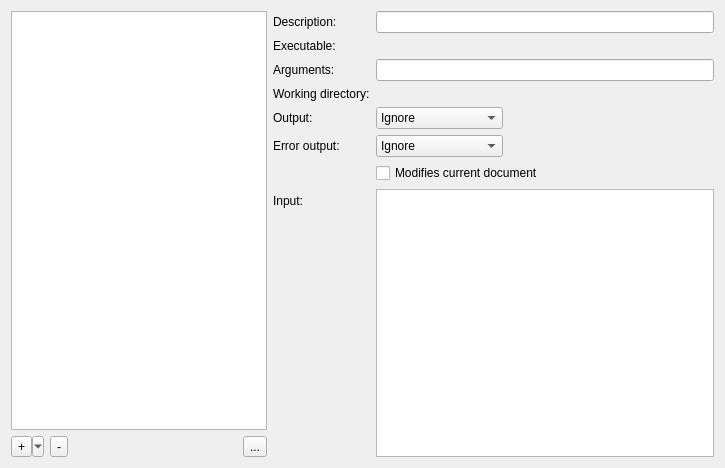
Qt form src/plugins/coreplugin/dialogs/externaltoolconfig.ui (qt-creator/qt-creator) before a commit.
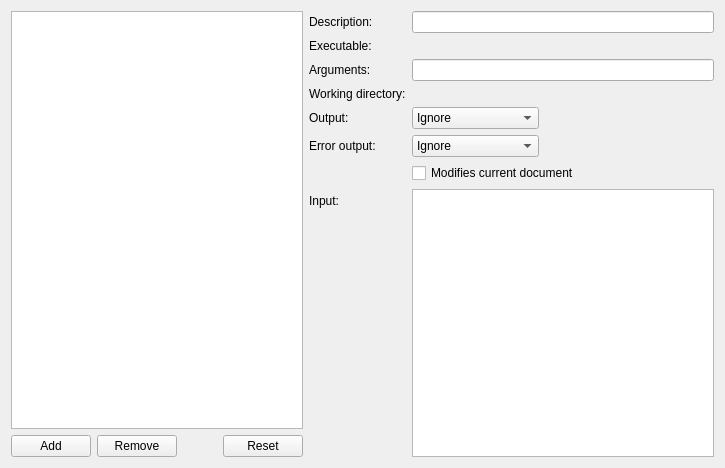
The same form after that commit. Custom widgets are drawn as their Qt base class.

```diff
--- a/src/plugins/coreplugin/dialogs/externaltoolconfig.ui
+++ b/src/plugins/coreplugin/dialogs/externaltoolconfig.ui
@@ -35,7 +35,7 @@
      <item>
       <layout class="QHBoxLayout" name="horizontalLayout">
        <item>
-        <widget class="QToolButton" name="addButton">
+        <widget class="QPushButton" name="addButton">
          <property name="toolTip">
           <string>&lt;!DOCTYPE HTML PUBLIC &quot;-//W3C//DTD HTML 4.0//EN&quot; &quot;http://www.w3.org/TR/REC-html40/strict.dtd&quot;&gt;
 &lt;html&gt;&lt;head&gt;&lt;meta name=&quot;qrichtext&quot; content=&quot;1&quot; /&gt;&lt;style type=&quot;text/css&quot;&gt;
@@ -44,15 +44,12 @@
 &lt;p style=&quot; margin-top:0px; margin-bottom:0px; margin-left:0px; margin-right:0px; -qt-block-indent:0; text-indent:0px;&quot;&gt;Add tool&lt;/p&gt;&lt;/body&gt;&lt;/html&gt;</string>
          </property>
          <property name="text">
-          <string>+</string>
-         </property>
-         <property name="popupMode">
-          <enum>QToolButton::MenuButtonPopup</enum>
+          <string>Add</string>
          </property>
         </widget>
        </item>
        <item>
-        <widget class="QToolButton" name="removeButton">
+        <widget class="QPushButton" name="removeButton">
          <property name="toolTip">
           <string>&lt;!DOCTYPE HTML PUBLIC &quot;-//W3C//DTD HTML 4.0//EN&quot; &quot;http://www.w3.org/TR/REC-html40/strict.dtd&quot;&gt;
 &lt;html&gt;&lt;head&gt;&lt;meta name=&quot;qrichtext&quot; content=&quot;1&quot; /&gt;&lt;style type=&quot;text/css&quot;&gt;
@@ -61,7 +58,7 @@
 &lt;p style=&quot; margin-top:0px; margin-bottom:0px; margin-left:0px; margin-right:0px; -qt-block-indent:0; text-indent:0px;&quot;&gt;Remove tool&lt;/p&gt;&lt;/body&gt;&lt;/html&gt;</string>
          </property>
          <property name="text">
-          <string>-</string>
+          <string>Remove</string>
          </property>
         </widget>
        </item>
@@ -79,7 +76,7 @@
         </spacer>
        </item>
        <item>
-        <widget class="QToolButton" name="revertButton">
+        <widget class="QPushButton" name="revertButton">
          <property name="toolTip">
           <string>&lt;!DOCTYPE HTML PUBLIC &quot;-//W3C//DTD HTML 4.0//EN&quot; &quot;http://www.w3.org/TR/REC-html40/strict.dtd&quot;&gt;
 &lt;html&gt;&lt;head&gt;&lt;meta name=&quot;qrichtext&quot; content=&quot;1&quot; /&gt;&lt;style type=&quot;text/css&quot;&gt;
@@ -88,7 +85,7 @@
 &lt;p style=&quot; margin-top:0px; margin-bottom:0px; margin-left:0px; margin-right:0px; -qt-block-indent:0; text-indent:0px;&quot;&gt;Revert tool to preset&lt;/p&gt;&lt;/body&gt;&lt;/html&gt;</string>
          </property>
          <property name="text">
-          <string>...</string>
+          <string>Reset</string>
          </property>
         </widget>
        </item>
```
Left out of the diff: 20 changed lines with no effect on the pictures.
